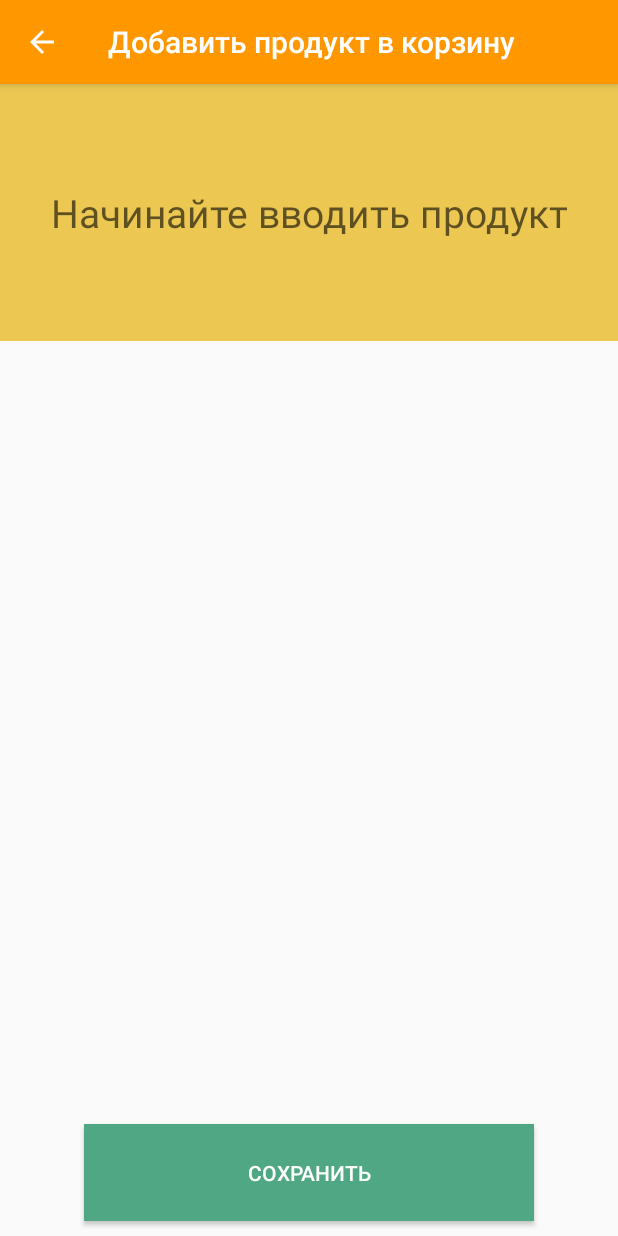
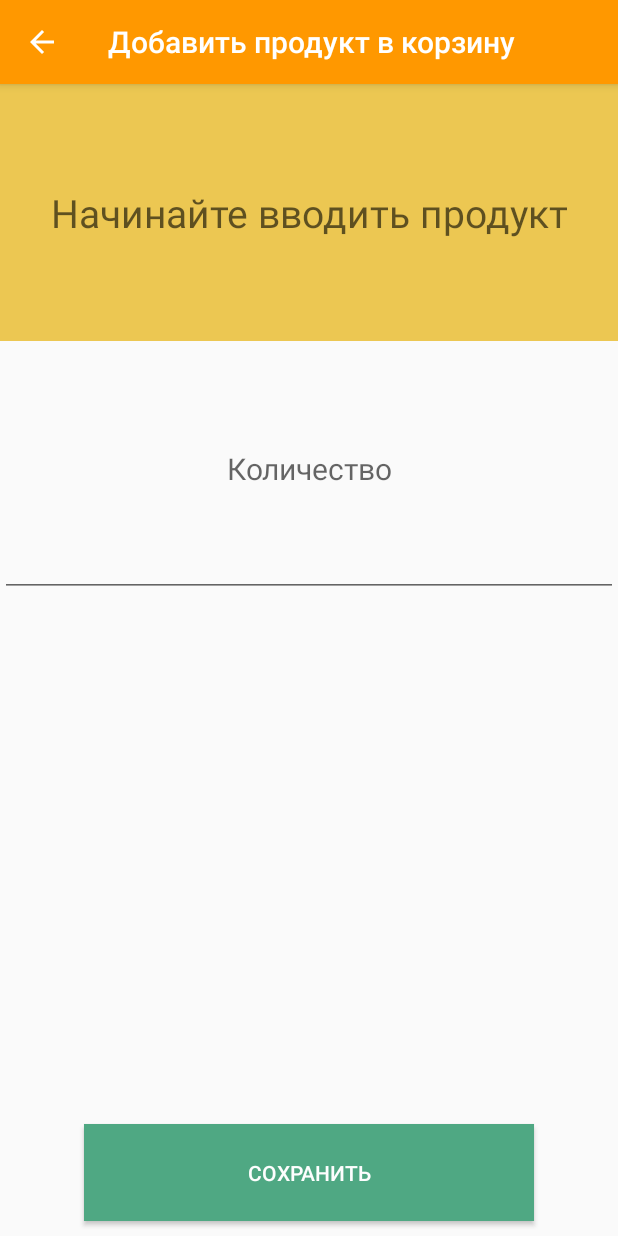
Before and after one commit to Geronimo-11/Kitchenapp, an Android app: the ProductsToAdd1 screen opened directly, with no data from a screen before it, after a tap on "СОХРАНИТЬ", on a phone screen of 412 x 824 dp. Run offline under Robolectric (Android 15) with nearby library versions, the phone set to English and light mode, and no system bars.

```diff
--- a/app/src/main/java/com/example/kitchen_app/BasketFragment.java
+++ b/app/src/main/java/com/example/kitchen_app/BasketFragment.java
@@ -71,11 +71,8 @@ public class BasketFragment extends Fragment {
     }
     public void viewData(){
         Cursor cursor = databaseHelper.viewDataForBasket();
-        if(cursor.getCount() == 0){
-            Toast.makeText(getContext(),"Добавьте продукт",Toast.LENGTH_SHORT).show();
-        }else{
             while (cursor.moveToNext()){
-                arrayList.add(new MyProductBasket(cursor.getInt(0),cursor.getString(1)));
+                arrayList.add(new MyProductBasket(cursor.getInt(0),cursor.getString(1),cursor.getInt(2)));
                 arrayList.sort(new Comparator<MyProductBasket>() {
                     @Override
                     public int compare(MyProductBasket o1, MyProductBasket o2) {
@@ -86,7 +83,6 @@ public class BasketFragment extends Fragment {
             recyclerForBasket = new RecyclerForBasket(root.getContext(), arrayList);
             recyclerView.setAdapter(recyclerForBasket);
         }
-    }
     @Override
     public void onResume() {
         super.onResume();
--- a/app/src/main/java/com/example/kitchen_app/DataBaseForProducts.java
+++ b/app/src/main/java/com/example/kitchen_app/DataBaseForProducts.java
@@ -13,18 +13,20 @@ public class DataBaseForProducts extends SQLiteOpenHelper {
     private static final String ID = "ID";
     private static final String ID1 = "ID1";
     private static final String NAME = "NAME";
+    private static final String QUANTITY = "QUANTITY";
     private static final String NAME1 = "NAME1";
     private static final String DATE = "DATE";
     private static final String CREATE_TABLE = "CREATE TABLE " + DB_TABLE +" ("+
             ID + " INTEGER PRIMARY KEY AUTOINCREMENT, "+
-            NAME + " TEXT " + ")";
+            NAME + " TEXT, " +
+            QUANTITY + " INTEGER " + ")";
     private static final String CREATE_TABLE1 = "CREATE TABLE " + DB_TABLE_ONE +" ("+
             ID1 + " INTEGER PRIMARY KEY AUTOINCREMENT, "+
             NAME1 + " TEXT, " +
             DATE + " INTEGER " + ")";
 
     public DataBaseForProducts(Context context){
-        super(context,DB_NAME,null,13);
+        super(context,DB_NAME,null,14);
     }
     @Override
     public void onCreate(SQLiteDatabase db) {
@@ -38,10 +40,11 @@ public class DataBaseForProducts extends SQLiteOpenHelper {
         db.execSQL("DROP TABLE IF EXISTS " + DB_TABLE_ONE);
         onCreate(db);
     }
-    public boolean insertDataForBasket(String name) {
+    public boolean insertDataForBasket(String name, int quantity) {
         SQLiteDatabase database = this.getWritableDatabase();
         ContentValues contentValues = new ContentValues();
         contentValues.put(NAME, name);
+        contentValues.put(QUANTITY, quantity);
         long result = database.insert(DB_TABLE, null, contentValues);
         return result != -1;
     }
--- a/app/src/main/java/com/example/kitchen_app/ProductsToAdd1.java
+++ b/app/src/main/java/com/example/kitchen_app/ProductsToAdd1.java
@@ -16,6 +16,7 @@ import android.view.View;
 import android.widget.ArrayAdapter;
 import android.widget.AutoCompleteTextView;
 import android.widget.Button;
+import android.widget.EditText;
 import android.widget.FrameLayout;
 import android.widget.TextView;
 import android.widget.Toast;
@@ -26,6 +27,7 @@ import java.util.List;
 
 public class ProductsToAdd1 extends AppCompatActivity {
     private Button button;
+    private EditText editText;
     private DataBaseForProducts databaseHelper;
     @Override
     protected void onCreate(Bundle savedInstanceState) {
@@ -41,17 +43,21 @@ public class ProductsToAdd1 extends AppCompatActivity {
         ArrayAdapter<String> adapter = new ArrayAdapter<>(
                 this, android.R.layout.simple_dropdown_item_1line, productList);
         autoCompleteTextView.setAdapter(adapter);
+        editText = (EditText)findViewById(R.id.et1);
         button = (Button)findViewById(R.id.button_set_product1);
         databaseHelper = new DataBaseForProducts(this);
         button.setOnClickListener(new View.OnClickListener() {
             @Override
             public void onClick(View v) {
                 String name = autoCompleteTextView.getText().toString();
-                if(!name.equals("") && databaseHelper.insertDataForBasket(name)){
+                String quantity = editText.getText().toString();
+                if(!name.equals("") && !quantity.equals("") && databaseHelper.insertDataForBasket(name,Integer.parseInt(quantity))){
                     autoCompleteTextView.setText("");
+                    editText.setText("");
                 }else{
                     Toast.makeText(ProductsToAdd1.this,"Продукт не был добавлен, попробуйте ещё раз",Toast.LENGTH_SHORT).show();
                     autoCompleteTextView.setText("");
+                    editText.setText("");
                 }
             }
         });
--- a/app/src/main/res/layout/activity_products_to_add1.xml
+++ b/app/src/main/res/layout/activity_products_to_add1.xml
@@ -24,10 +24,18 @@
         android:textColor="#fff"
         android:hint="Начинайте вводить продукт"
         android:dropDownAnchor="@+id/autoCompleteTextView"/>
-    <TextView
+
+    <EditText
+        android:id="@+id/et1"
         android:layout_width="match_parent"
         android:layout_height="match_parent"
-        android:layout_weight="1"/>
+        android:layout_weight="1"
+        android:gravity="center"
+        android:hint="Количество"
+        android:inputType="number"
+        android:textColor="#FF9800"
+        android:textSize="20sp" />
+
     <TextView
         android:layout_width="match_parent"
         android:layout_height="match_parent"
```
Also changed, not shown: app/src/main/java/com/example/kitchen_app/HomeFragment.java (+12 -14 lines), app/src/main/java/com/example/kitchen_app/MyProductBasket.java (+11 -1 lines), app/src/main/java/com/example/kitchen_app/ProductsData.java (+12 -7 lines), app/src/main/java/com/example/kitchen_app/RecyclerForBasket.java (+4 -5 lines), app/src/main/res/drawable/ic_whatshot_black_24dp.xml (deleted, +0 -9 lines), app/src/main/res/layout/adapter_for_basket_fragment.xml (+17 -7 lines).
